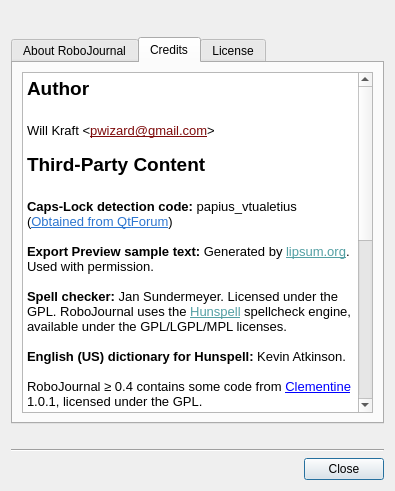
The window that ui/aboutrj.ui (netrunner-debian-kde-extras/robojournal) describes before a commit, drawn with Qt 5.
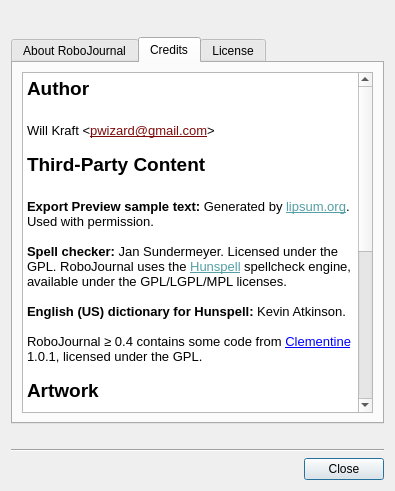
The same window after the commit. The open tabs and pages were chosen to show the change. Icons and pictures are not drawn.

Patch:
```diff
--- a/ui/aboutrj.ui
+++ b/ui/aboutrj.ui
@@ -155,9 +155,6 @@
 &lt;p style=&quot;-qt-paragraph-type:empty; margin-top:0px; margin-bottom:0px; margin-left:0px; margin-right:0px; -qt-block-indent:0; text-indent:0px; font-size:10pt;&quot;&gt;&lt;br /&gt;&lt;/p&gt;
 &lt;p style=&quot; margin-top:0px; margin-bottom:0px; margin-left:0px; margin-right:0px; -qt-block-indent:0; text-indent:0px;&quot;&gt;&lt;span style=&quot; font-size:14pt; font-weight:600;&quot;&gt;Third-Party Content&lt;/span&gt;&lt;/p&gt;
 &lt;p style=&quot;-qt-paragraph-type:empty; margin-top:0px; margin-bottom:0px; margin-left:0px; margin-right:0px; -qt-block-indent:0; text-indent:0px; font-size:14pt; font-weight:600;&quot;&gt;&lt;br /&gt;&lt;/p&gt;
-&lt;p style=&quot; margin-top:0px; margin-bottom:0px; margin-left:0px; margin-right:0px; -qt-block-indent:0; text-indent:0px;&quot;&gt;&lt;span style=&quot; font-size:10pt; font-weight:600;&quot;&gt;Caps-Lock detection code: &lt;/span&gt;&lt;span style=&quot; font-size:10pt;&quot;&gt;papius_vtualetius&lt;/span&gt;&lt;/p&gt;
-&lt;p style=&quot; margin-top:0px; margin-bottom:0px; margin-left:0px; margin-right:0px; -qt-block-indent:0; text-indent:0px;&quot;&gt;&lt;span style=&quot; font-size:10pt;&quot;&gt;(&lt;/span&gt;&lt;a href=&quot;http://www.qtforum.org/article/32572/how-to-determine-if-capslock-is-on-crossplatform.html&quot;&gt;&lt;span style=&quot; font-size:10pt; text-decoration: underline; color:#2d76d0;&quot;&gt;Obtained from QtForum&lt;/span&gt;&lt;/a&gt;&lt;span style=&quot; font-size:10pt;&quot;&gt;) &lt;/span&gt;&lt;/p&gt;
-&lt;p style=&quot;-qt-paragraph-type:empty; margin-top:0px; margin-bottom:0px; margin-left:0px; margin-right:0px; -qt-block-indent:0; text-indent:0px; font-size:10pt;&quot;&gt;&lt;br /&gt;&lt;/p&gt;
 &lt;p style=&quot; margin-top:0px; margin-bottom:0px; margin-left:0px; margin-right:0px; -qt-block-indent:0; text-indent:0px;&quot;&gt;&lt;span style=&quot; font-size:10pt; font-weight:600;&quot;&gt;Export Preview sample text: &lt;/span&gt;&lt;span style=&quot; font-size:10pt;&quot;&gt;Generated by &lt;/span&gt;&lt;a href=&quot;http://www.lipsum.org&quot;&gt;&lt;span style=&quot; font-size:10pt; text-decoration: underline; color:#539fa3;&quot;&gt;lipsum.org&lt;/span&gt;&lt;/a&gt;&lt;span style=&quot; font-size:10pt;&quot;&gt;. Used with permission.&lt;/span&gt;&lt;/p&gt;
 &lt;p style=&quot;-qt-paragraph-type:empty; margin-top:0px; margin-bottom:0px; margin-left:0px; margin-right:0px; -qt-block-indent:0; text-indent:0px; font-size:10pt;&quot;&gt;&lt;br /&gt;&lt;/p&gt;
 &lt;p style=&quot; margin-top:0px; margin-bottom:0px; margin-left:0px; margin-right:0px; -qt-block-indent:0; text-indent:0px;&quot;&gt;&lt;span style=&quot; font-size:10pt; font-weight:600;&quot;&gt;Spell checker: &lt;/span&gt;&lt;span style=&quot; font-size:10pt;&quot;&gt;Jan Sundermeyer. Licensed under the GPL. RoboJournal uses the &lt;/span&gt;&lt;a href=&quot;http://hunspell.sourceforge.net/&quot;&gt;&lt;span style=&quot; font-size:10pt; text-decoration: underline; color:#539fa3;&quot;&gt;Hunspell&lt;/span&gt;&lt;/a&gt;&lt;span style=&quot; font-size:10pt;&quot;&gt; spellcheck engine, available under the GPL/LGPL/MPL licenses. &lt;/span&gt;&lt;/p&gt;
```
